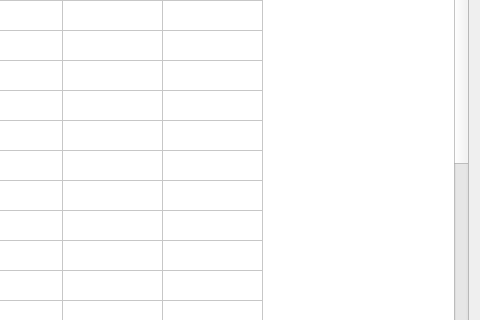
mil0m/snes9x, file qt/src/ShortcutsPanel.ui: the form before one commit; both pictures show x 317 to 797 and y 87 to 407 of the 797 by 716 pixel window.
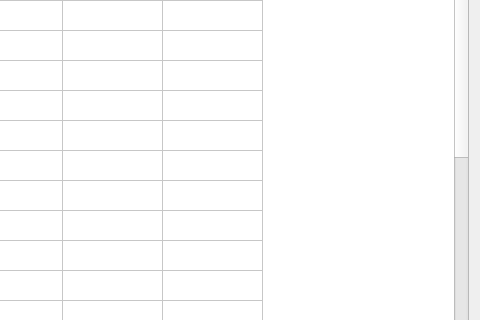
The form after the commit.

Commit message: feat(qt): intensity sliders and chaos hotkeys

Patch:
```diff
--- a/qt/src/ShortcutsPanel.ui
+++ b/qt/src/ShortcutsPanel.ui
@@ -396,6 +396,16 @@
        <string>Corruption: Mark Crash</string>
       </property>
      </row>
+     <row>
+      <property name="text">
+       <string>Corruption: More Chaos</string>
+      </property>
+     </row>
+     <row>
+      <property name="text">
+       <string>Corruption: Less Chaos</string>
+      </property>
+     </row>
      <column>
       <property name="text">
        <string>Binding #1</string>
```
The commit also changes 12 other files.
